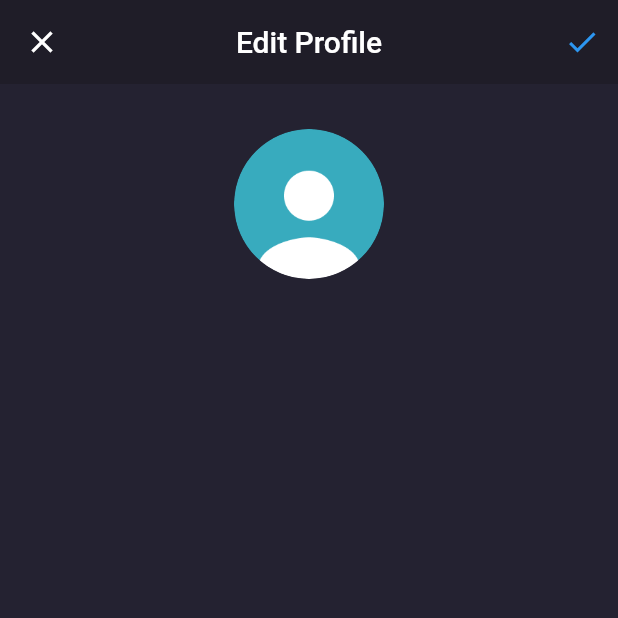
After one commit to sabilimaulana/shamo-flutter, a Flutter app: the EditProfilePage screen opened by its route, on a phone screen of 412 x 824 dp, the top half of it. The commit adds this screen. Run offline on Flutter 3.47's test engine with Material 2 defaults, Android fonts, the phone set to English and light mode, and no system bars; our stand-ins replace google_fonts.

Commit message:
Slicing : Edit Profile Page Bagian Header

```diff
--- a/lib/main.dart
+++ b/lib/main.dart
@@ -1,5 +1,6 @@
 import 'package:flutter/material.dart';
 import 'package:shamo/pages/detail_chat_page.dart';
+import 'package:shamo/pages/edit_profile_page.dart';
 import 'package:shamo/pages/home/main_page.dart';
 import 'package:shamo/pages/sign_in_page.dart';
 import 'package:shamo/pages/sign_up_page.dart';
@@ -20,6 +21,7 @@ class MyApp extends StatelessWidget {
         '/sign-up': (context) => const SignUpPage(),
         '/home': (context) => const MainPage(),
         '/detail-chat': (context) => const DetailChatPage(),
+        '/edit-profile': (context) => const EditProfilePage(),
       },
     );
   }
--- /dev/null
+++ b/lib/pages/edit_profile_page.dart
@@ -0,0 +1,62 @@
+import 'package:flutter/material.dart';
+import 'package:shamo/theme.dart';
+
+class EditProfilePage extends StatelessWidget {
+  const EditProfilePage({Key? key}) : super(key: key);
+
+  @override
+  Widget build(BuildContext context) {
+    PreferredSizeWidget header() {
+      return AppBar(
+        leading: IconButton(
+          icon: const Icon(Icons.close),
+          onPressed: () => Navigator.pop(context),
+        ),
+        backgroundColor: backgroundColor1,
+        elevation: 0,
+        centerTitle: true,
+        title: const Text('Edit Profile'),
+        actions: [
+          IconButton(
+            onPressed: () => {},
+            icon: Icon(
+              Icons.check,
+              color: priceColor,
+            ),
+          )
+        ],
+      );
+    }
+
+    Widget content() {
+      return Container(
+        width: double.infinity,
+        padding: EdgeInsets.symmetric(
+          horizontal: defaultMargin,
+        ),
+        child: Column(
+          crossAxisAlignment: CrossAxisAlignment.center,
+          children: [
+            Container(
+              width: 100,
+              height: 100,
+              margin: EdgeInsets.only(top: defaultMargin),
+              decoration: const BoxDecoration(
+                shape: BoxShape.circle,
+                image: DecorationImage(
+                  image: AssetImage('assets/image_profile.png'),
+                ),
+              ),
+            )
+          ],
+        ),
+      );
+    }
+
+    return Scaffold(
+      backgroundColor: backgroundColor3,
+      appBar: header(),
+      body: content(),
+    );
+  }
+}
```
Also changed, not shown: lib/pages/home/profile_page.dart (+17 -7 lines).
